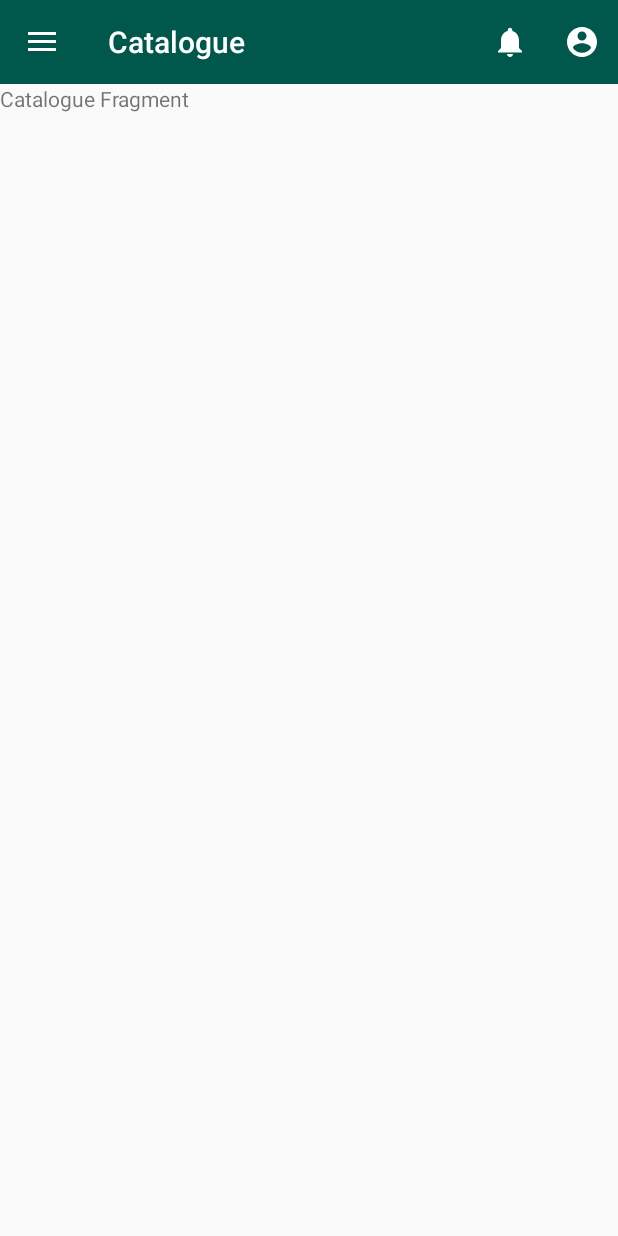
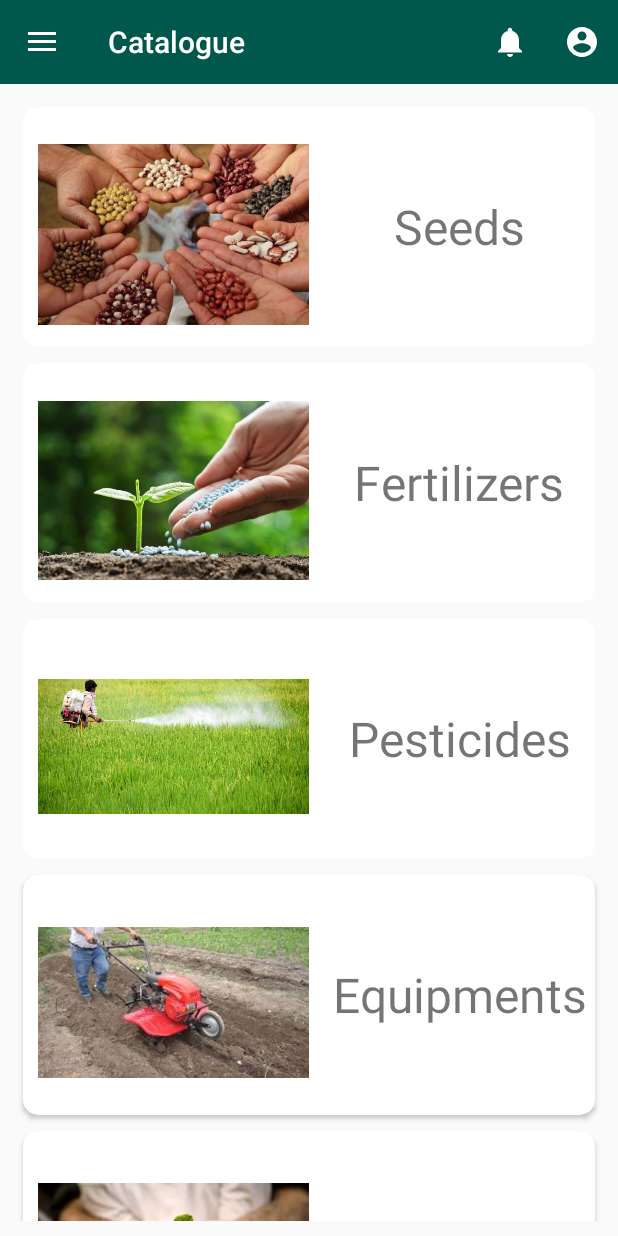
Before and after one commit to disconnect101/FPO_portal, an Android app: the HomeFragment screen opened directly, with no data from a screen before it, in the side drawer, after a tap on "Catalogue", on a phone screen of 412 x 824 dp. Run offline under Robolectric (Android 15) with nearby library versions, the light colour scheme and no system bars; our stand-ins replace Volley; libraries missing offline, so code that uses them is left out: cc.cloudist.acplibrary; network calls fail; 2 statements that could not run were skipped.

Commit message:
Completed catalogue category fragment

```diff
--- /dev/null
+++ b/Farmer App/app/src/main/java/com/example/ruralcaravan/Activities/CatalogueActivity.java
@@ -0,0 +1,16 @@
+package com.example.ruralcaravan.Activities;
+
+import androidx.appcompat.app.AppCompatActivity;
+
+import android.os.Bundle;
+
+import com.example.ruralcaravan.R;
+
+public class CatalogueActivity extends AppCompatActivity {
+
+    @Override
+    protected void onCreate(Bundle savedInstanceState) {
+        super.onCreate(savedInstanceState);
+        setContentView(R.layout.activity_catalogue);
+    }
+}
--- a/Farmer App/app/src/main/java/com/example/ruralcaravan/Activities/MainActivity.java
+++ b/Farmer App/app/src/main/java/com/example/ruralcaravan/Activities/MainActivity.java
@@ -23,7 +23,7 @@ import com.android.volley.Request;
 import com.android.volley.Response;
 import com.android.volley.VolleyError;
 import com.android.volley.toolbox.JsonObjectRequest;
-import com.example.ruralcaravan.Fragments.CatalogueFragment;
+import com.example.ruralcaravan.Fragments.CatalogueCategoryFragment;
 import com.example.ruralcaravan.Fragments.EWalletFragment;
 import com.example.ruralcaravan.Fragments.HomeFragment;
 import com.example.ruralcaravan.Fragments.MeetingsFragment;
@@ -130,7 +130,7 @@ public class MainActivity extends AppCompatActivity {
                 switchToNewFragment(EWalletFragment.class, menuItem);
                 break;
             case R.id.catalogue:
-                switchToNewFragment(CatalogueFragment.class, menuItem);
+                switchToNewFragment(CatalogueCategoryFragment.class, menuItem);
                 break;
             case R.id.meetings:
                 switchToNewFragment(MeetingsFragment.class, menuItem);
--- /dev/null
+++ b/Farmer App/app/src/main/java/com/example/ruralcaravan/Adapters/CatalogueAdapter.java
@@ -0,0 +1,5 @@
+package com.example.ruralcaravan.Adapters;
+
+public class CatalogueAdapter {
+
+}
--- /dev/null
+++ b/Farmer App/app/src/main/java/com/example/ruralcaravan/Adapters/CatalogueCategoryAdapter.java
@@ -0,0 +1,70 @@
+package com.example.ruralcaravan.Adapters;
+
+import android.content.Context;
+import android.content.Intent;
+import android.view.LayoutInflater;
+import android.view.View;
+import android.view.ViewGroup;
+import android.widget.ImageView;
+import android.widget.TextView;
+
+import androidx.annotation.NonNull;
+import androidx.cardview.widget.CardView;
+import androidx.recyclerview.widget.RecyclerView;
+
+import com.example.ruralcaravan.Activities.CatalogueActivity;
+import com.example.ruralcaravan.R;
+
+import java.util.ArrayList;
+
+public class CatalogueCategoryAdapter extends RecyclerView.Adapter<CatalogueCategoryAdapter.CatalogueCategoryViewHolder> {
+
+    private Context context;
+    private ArrayList<String> categories;
+    private ArrayList<Integer> categoryIcons;
+
+    public CatalogueCategoryAdapter(Context context, ArrayList<String> categories, ArrayList<Integer> categoryIcons) {
+        this.context = context;
+        this.categories = categories;
+        this.categoryIcons = categoryIcons;
+    }
+
+    @NonNull
+    @Override
+    public CatalogueCategoryViewHolder onCreateViewHolder(@NonNull ViewGroup parent, int viewType) {
+        View view = LayoutInflater.from(parent.getContext()).inflate(R.layout.catalogue_category_row_layout, parent, false);
+        CatalogueCategoryAdapter.CatalogueCategoryViewHolder catalogueCategoryViewHolder = new CatalogueCategoryViewHolder(view);
+        return catalogueCategoryViewHolder;
+    }
+
+    @Override
+    public void onBindViewHolder(@NonNull CatalogueCategoryViewHolder holder, final int position) {
+        holder.imageViewCategoryImage.setImageResource(categoryIcons.get(position));
+        holder.textViewCategory.setText(categories.get(position));
+        holder.cardView.setOnClickListener(new View.OnClickListener() {
+            @Override
+            public void onClick(View v) {
+                Intent intent = new Intent(context, CatalogueActivity.class);
+                intent.putExtra("category", position);
+                context.startActivity(intent);
+            }
+        });
+    }
+
+    @Override
+    public int getItemCount() {
+        return categories.size();
+    }
+
+    public class CatalogueCategoryViewHolder extends RecyclerView.ViewHolder {
+        private ImageView imageViewCategoryImage;
+        private TextView textViewCategory;
+        private CardView cardView;
+        public CatalogueCategoryViewHolder(@NonNull View itemView) {
+            super(itemView);
+            imageViewCategoryImage = itemView.findViewById(R.id.imageViewCategoryImage);
+            textViewCategory = itemView.findViewById(R.id.textViewCategory);
+            cardView = itemView.findViewById(R.id.cardView);
+        }
+    }
+}
--- a/Farmer App/app/src/main/java/com/example/ruralcaravan/Adapters/MeetingsAdapter.java
+++ b/Farmer App/app/src/main/java/com/example/ruralcaravan/Adapters/MeetingsAdapter.java
@@ -2,9 +2,6 @@ package com.example.ruralcaravan.Adapters;
 
 import android.content.Context;
 import android.text.Html;
-import android.text.SpannableString;
-import android.text.style.RelativeSizeSpan;
-import android.util.Log;
 import android.view.LayoutInflater;
 import android.view.View;
 import android.view.ViewGroup;
--- /dev/null
+++ b/Farmer App/app/src/main/java/com/example/ruralcaravan/Fragments/CatalogueCategoryFragment.java
@@ -0,0 +1,51 @@
+package com.example.ruralcaravan.Fragments;
+
+import android.os.Bundle;
+import android.view.LayoutInflater;
+import android.view.View;
+import android.view.ViewGroup;
+
+import androidx.fragment.app.Fragment;
+import androidx.recyclerview.widget.LinearLayoutManager;
+import androidx.recyclerview.widget.RecyclerView;
+
+import com.example.ruralcaravan.Adapters.CatalogueCategoryAdapter;
+import com.example.ruralcaravan.R;
+
+import java.util.ArrayList;
+
+public class CatalogueCategoryFragment extends Fragment {
+
+    private View rootView;
+    private RecyclerView recyclerViewCatalogueCategory;
+
+    @Override
+    public View onCreateView(LayoutInflater inflater, ViewGroup container,
+                             Bundle savedInstanceState) {
+        rootView = inflater.inflate(R.layout.fragment_catalogue_category, container, false);
+
+        recyclerViewCatalogueCategory = rootView.findViewById(R.id.recyclerViewCatalogueCategory);
+        recyclerViewCatalogueCategory.setHasFixedSize(true);
+        LinearLayoutManager linearLayoutManagerDaily = new LinearLayoutManager(getActivity());
+        recyclerViewCatalogueCategory.setLayoutManager(linearLayoutManagerDaily);
+
+        ArrayList<String> categories = new ArrayList<>();
+        categories.add("Seeds");
+        categories.add("Fertilizers");
+        categories.add("Pesticides");
+        categories.add("Equipments");
+        categories.add("Others");
+
+        ArrayList<Integer> categoryIcons = new ArrayList<>();
+        categoryIcons.add(R.drawable.seeds);
+        categoryIcons.add(R.drawable.fertilizers);
+        categoryIcons.add(R.drawable.pesticides);
+        categoryIcons.add(R.drawable.equipment);
+        categoryIcons.add(R.drawable.others);
+        CatalogueCategoryAdapter catalogueCategoryAdapter = new CatalogueCategoryAdapter(getActivity(), categories, categoryIcons);
+        recyclerViewCatalogueCategory.setAdapter(catalogueCategoryAdapter);
+        recyclerViewCatalogueCategory.setOverScrollMode(View.OVER_SCROLL_NEVER);
+
+        return rootView;
+    }
+}
--- a/Farmer App/app/src/main/java/com/example/ruralcaravan/Fragments/CatalogueFragment.java
+++ /dev/null
@@ -1,21 +0,0 @@
-package com.example.ruralcaravan.Fragments;
-
-import android.os.Bundle;
-import android.view.LayoutInflater;
-import android.view.View;
-import android.view.ViewGroup;
-
-import androidx.fragment.app.Fragment;
-
-import com.example.ruralcaravan.R;
-
-public class CatalogueFragment extends Fragment {
-
-    @Override
-    public View onCreateView(LayoutInflater inflater, ViewGroup container,
-                             Bundle savedInstanceState) {
-        // Inflate the layout for this fragment
-        View rootView = inflater.inflate(R.layout.fragment_catalogue, container, false);
-        return rootView;
-    }
-}
--- a/Farmer App/app/src/main/java/com/example/ruralcaravan/Fragments/HomeFragment.java
+++ b/Farmer App/app/src/main/java/com/example/ruralcaravan/Fragments/HomeFragment.java
@@ -68,7 +68,7 @@ public class HomeFragment extends Fragment implements View.OnClickListener{
                 menuItemId = R.id.eWallet;
                 break;
             case R.id.cardViewCatalogue:
-                fragment = new CatalogueFragment();
+                fragment = new CatalogueCategoryFragment();
                 menuItemId = R.id.catalogue;
                 break;
             case R.id.cardViewMeetings:
--- /dev/null
+++ b/Farmer App/app/src/main/res/drawable/image_rectangle_border.xml
@@ -0,0 +1,7 @@
+<?xml version="1.0" encoding="UTF-8"?>
+<shape xmlns:android="http://schemas.android.com/apk/res/android">
+    <solid android:color="#FFFFFF" />
+    <stroke android:width="1dp" android:color="#000000" />
+    <padding android:left="10dp" android:top="10dp" android:right="10dp"
+        android:bottom="10dp" />
+</shape>
--- /dev/null
+++ b/Farmer App/app/src/main/res/layout/activity_catalogue.xml
@@ -0,0 +1,8 @@
+<?xml version="1.0" encoding="utf-8"?>
+<androidx.constraintlayout.widget.ConstraintLayout xmlns:android="http://schemas.android.com/apk/res/android"
+    xmlns:tools="http://schemas.android.com/tools"
+    android:layout_width="match_parent"
+    android:layout_height="match_parent"
+    tools:context=".Activities.CatalogueActivity">
+
+</androidx.constraintlayout.widget.ConstraintLayout>
--- /dev/null
+++ b/Farmer App/app/src/main/res/layout/catalogue_category_row_layout.xml
@@ -0,0 +1,35 @@
+<?xml version="1.0" encoding="utf-8"?>
+<androidx.cardview.widget.CardView xmlns:android="http://schemas.android.com/apk/res/android"
+    xmlns:app="http://schemas.android.com/apk/res-auto"
+    android:id="@+id/cardView"
+    android:layout_width="match_parent"
+    android:layout_height="160dp"
+    android:layout_margin="5dp"
+    app:cardCornerRadius="10dp">
+
+    <LinearLayout
+        android:layout_width="match_parent"
+        android:layout_height="wrap_content"
+        android:orientation="horizontal"
+        android:weightSum="2">
+
+        <ImageView
+            android:id="@+id/imageViewCategoryImage"
+            android:layout_height="150dp"
+            android:layout_width="0dp"
+            android:src="@drawable/app_logo"
+            android:layout_margin="10dp"
+            android:layout_weight="1"/>
+
+        <TextView
+            android:id="@+id/textViewCategory"
+            android:layout_width="0dp"
+            android:layout_height="wrap_content"
+            android:layout_weight="1"
+            android:layout_gravity="center_vertical"
+            android:textAlignment="center"
+            android:textSize="32sp"
+            android:text="Category"/>
+
+    </LinearLayout>
+</androidx.cardview.widget.CardView>
--- a/Farmer App/app/src/main/res/layout/fragment_catalogue.xml
+++ /dev/null
@@ -1,14 +0,0 @@
-<?xml version="1.0" encoding="utf-8"?>
-<FrameLayout xmlns:android="http://schemas.android.com/apk/res/android"
-    xmlns:tools="http://schemas.android.com/tools"
-    android:layout_width="match_parent"
-    android:layout_height="match_parent"
-    tools:context=".Fragments.CatalogueFragment">
-
-    <!-- TODO: Update blank fragment layout -->
-    <TextView
-        android:layout_width="match_parent"
-        android:layout_height="match_parent"
-        android:text="Catalogue Fragment" />
-
-</FrameLayout>
--- /dev/null
+++ b/Farmer App/app/src/main/res/layout/fragment_catalogue_category.xml
@@ -0,0 +1,14 @@
+<?xml version="1.0" encoding="utf-8"?>
+<RelativeLayout xmlns:android="http://schemas.android.com/apk/res/android"
+    xmlns:tools="http://schemas.android.com/tools"
+    android:layout_width="match_parent"
+    android:layout_height="match_parent"
+    tools:context=".Fragments.CatalogueCategoryFragment">
+
+    <androidx.recyclerview.widget.RecyclerView
+        android:id="@+id/recyclerViewCatalogueCategory"
+        android:layout_width="match_parent"
+        android:layout_height="match_parent"
+        android:layout_margin="10dp"/>
+
+</RelativeLayout>
```
Also changed, not shown: Farmer App/app/src/main/AndroidManifest.xml (+5 -7 lines), Farmer App/app/src/main/res/drawable/equipment.jpg (added), Farmer App/app/src/main/res/drawable/fertilizers.jpg (added), Farmer App/app/src/main/res/drawable/others.jpg (added), Farmer App/app/src/main/res/drawable/pesticides.jpg (added), Farmer App/app/src/main/res/drawable/seeds.jpg (added).
